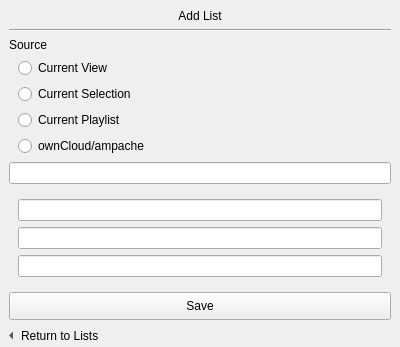
Before: the Qt Designer form src/app/ui/audiolistsstack.ui in KDE/bangarang, drawn with Qt 5.
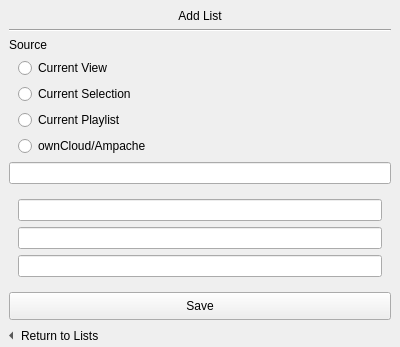
After: the same form once the commit is applied. The open tabs and pages were chosen to show the change. Icons and pictures are not drawn. Custom widgets are drawn as their Qt base class.

Commit message: add tooltip to ownCLoud/Ampache server field with hints for entry.

```diff
--- a/src/app/ui/audiolistsstack.ui
+++ b/src/app/ui/audiolistsstack.ui
@@ -220,7 +220,7 @@
              <item>
               <widget class="QRadioButton" name="aListSourceAmpache">
                <property name="text">
-                <string>ownCloud/ampache</string>
+                <string>ownCloud/Ampache</string>
                </property>
               </widget>
              </item>
```
Left out of the diff: 20 changed lines with no effect on the pictures.
